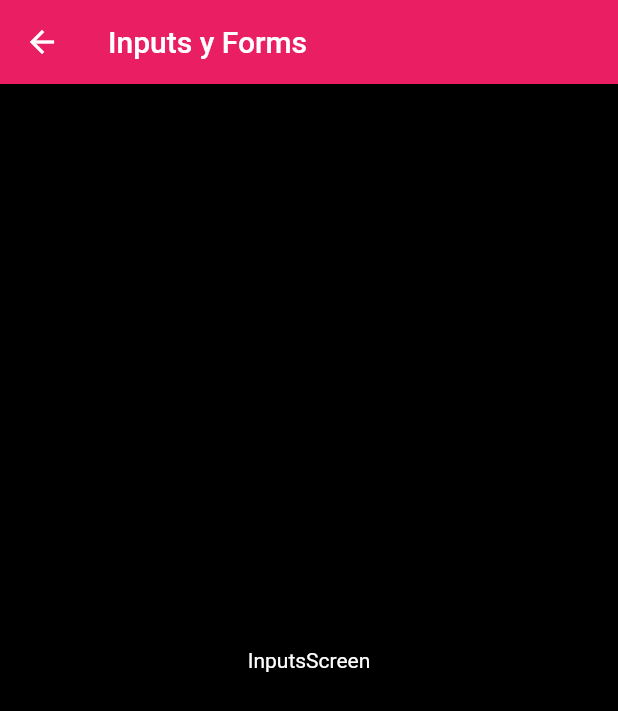
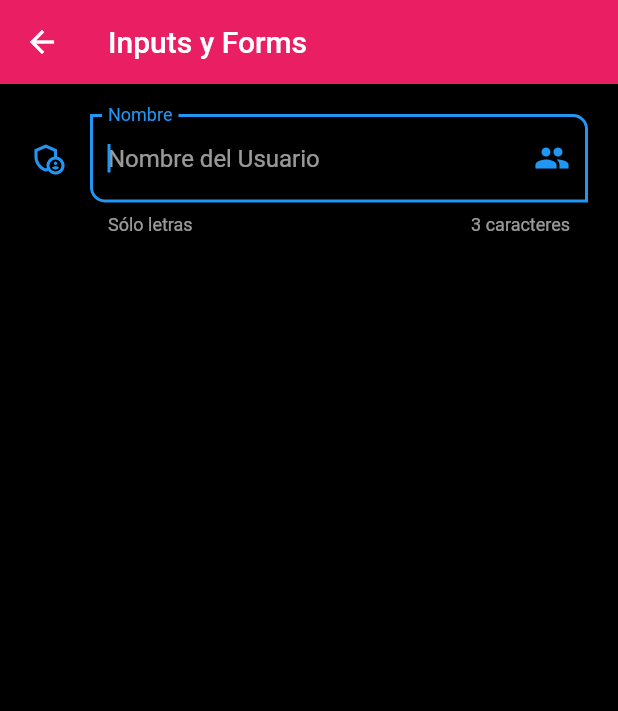
Before and after one commit to plaza94/componentes_flutter, a Flutter app: the InputsScreen screen opened by its route, on a phone screen of 412 x 824 dp. Shown: the top 711 px of the screen. Run offline on Flutter 3.47's test engine with Material 2 defaults, Android fonts, the light colour scheme and no system bars.

Commit message:
TextFormFields Personalizacion

```diff
--- a/lib/screens/inputs_screen.dart
+++ b/lib/screens/inputs_screen.dart
@@ -9,8 +9,38 @@ class InputsScreen extends StatelessWidget {
       appBar: AppBar(
         title: const Text('Inputs y Forms'),
       ),
-      body: const Center(
-        child: Text('InputsScreen'),
+      body: SingleChildScrollView(
+        child: Padding(
+          padding: const EdgeInsets.symmetric(horizontal: 20, vertical: 20),
+          child: Column(
+            children: [
+              TextFormField(
+                  autofocus: true,
+                  initialValue: '',
+                  textCapitalization: TextCapitalization.words,
+                  onChanged: (value) {
+                    print('value: $value');
+                  },
+                  validator: (value) {
+                    if (value == null) return 'Este campo es requerido';
+                    return value.length < 3 ? 'Almenos 3 caracteres' : null;
+                  },
+                  autovalidateMode: AutovalidateMode.onUserInteraction,
+                  decoration: const InputDecoration(
+                      hintText: 'Nombre del Usuario',
+                      labelText: 'Nombre',
+                      helperText: 'Sólo letras',
+                      counterText: '3 caracteres',
+                      //prefixIcon: Icon(Icons.verified_user_outlined),
+                      suffixIcon: Icon(Icons.group),
+                      icon: Icon(Icons.admin_panel_settings_outlined),
+                      border: OutlineInputBorder(
+                          borderRadius: BorderRadius.only(
+                              bottomLeft: Radius.circular(10),
+                              topRight: Radius.circular(10)))))
+            ],
+          ),
+        ),
       ),
     );
   }
```
